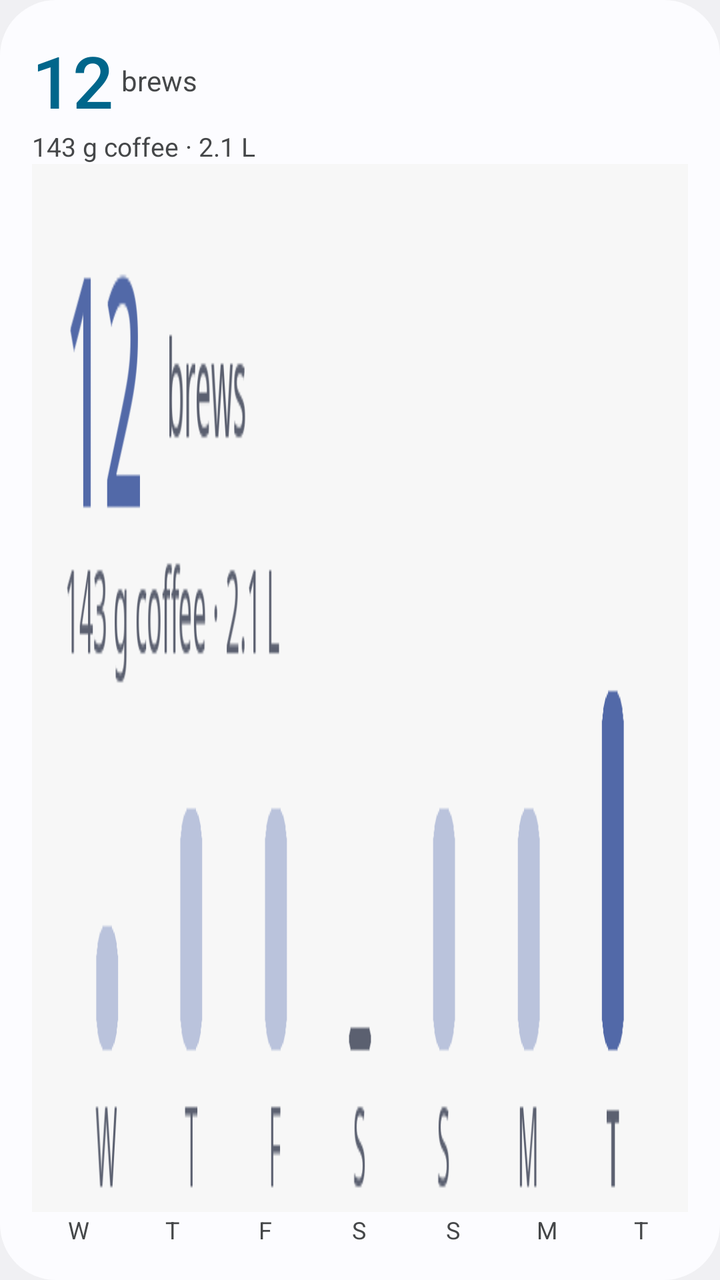
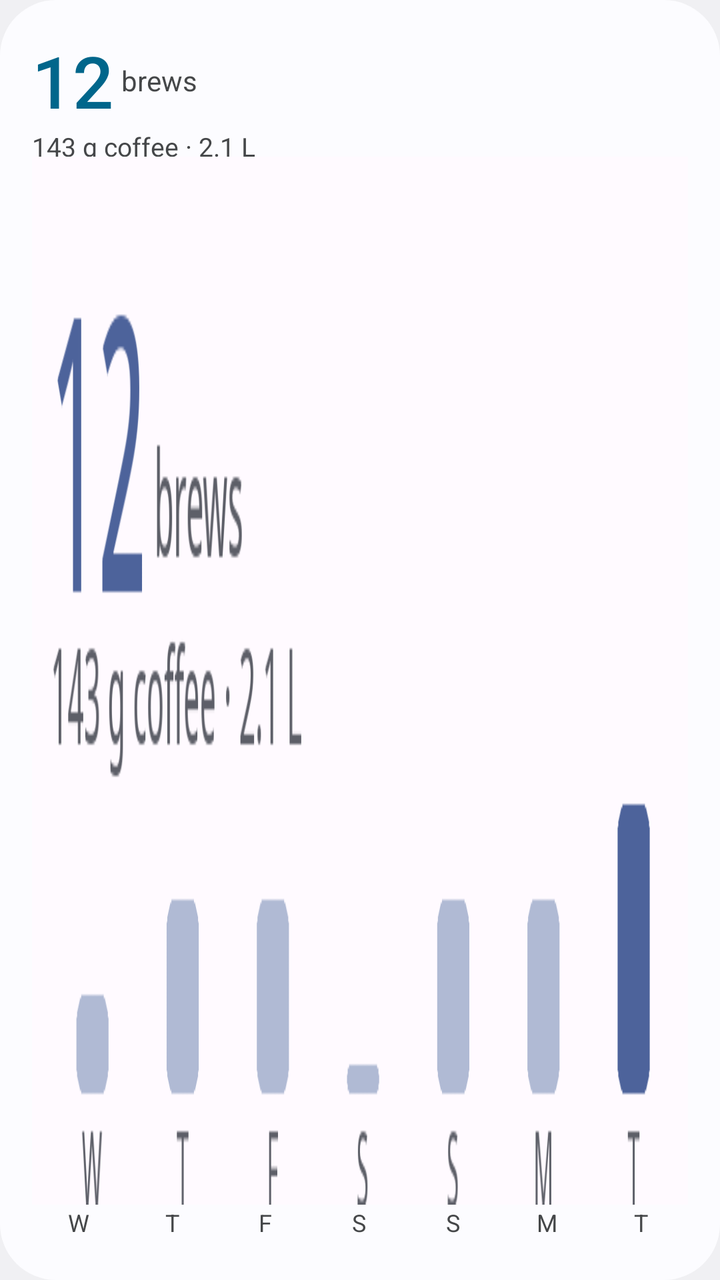

Screens rendered from an Android XML layout before and after an edit, with the pre-edit source and the edit as a unified diff.
<!-- AndroidManifest.xml: application theme Theme.App -->
<!-- res/layout/widget_week_preview.xml -->
<?xml version="1.0" encoding="utf-8"?>
<LinearLayout xmlns:android="http://schemas.android.com/apk/res/android" android:id="@android:id/background" android:layout_width="match_parent" android:layout_height="match_parent" android:background="@drawable/widget_brew_background" android:padding="16dp" android:orientation="vertical">
    <LinearLayout android:layout_width="match_parent" android:layout_height="wrap_content" android:gravity="center_vertical" android:orientation="horizontal"><TextView android:layout_width="wrap_content" android:layout_height="wrap_content" android:text="12" android:fontFamily="sans-serif-medium" android:textColor="@color/widget_hero_text" android:textSize="36sp"/><TextView android:layout_width="wrap_content" android:layout_height="wrap_content" android:layout_marginStart="4dp" android:text="@string/week_preview_count_unit" android:textColor="@color/widget_secondary_text" android:textSize="14sp"/></LinearLayout>
    <TextView android:layout_width="match_parent" android:layout_height="wrap_content" android:maxLines="1" android:singleLine="true" android:ellipsize="end" android:text="@string/week_preview_stats" android:textColor="@color/widget_secondary_text" android:textSize="13sp"/>
    <ImageView android:layout_width="match_parent" android:layout_height="0dp" android:layout_weight="1" android:src="@drawable/widget_week_preview_image" android:scaleType="fitXY"/>
    <LinearLayout android:layout_width="match_parent" android:layout_height="18dp" android:orientation="horizontal"><TextView style="@style/WeekDay" android:text="@string/week_preview_day_0"/><TextView style="@style/WeekDay" android:text="@string/week_preview_day_1"/><TextView style="@style/WeekDay" android:text="@string/week_preview_day_2"/><TextView style="@style/WeekDay" android:text="@string/week_preview_day_3"/><TextView style="@style/WeekDay" android:text="@string/week_preview_day_4"/><TextView style="@style/WeekDay" android:text="@string/week_preview_day_5"/><TextView style="@style/WeekDay" android:text="@string/week_preview_day_6"/></LinearLayout>
</LinearLayout>
<!-- resources referenced by this layout -->
<resources>
  <color name="widget_hero_text">@android:color/system_accent1_600</color>
  <color name="widget_secondary_text">@android:color/system_neutral1_700</color>
  <!-- drawable widget_brew_background (drawable) -->
  <?xml version="1.0" encoding="utf-8"?>
  <shape xmlns:android="http://schemas.android.com/apk/res/android" android:shape="rectangle">
      <solid android:color="@color/widget_background" />
      <corners android:radius="@android:dimen/system_app_widget_background_radius" />
  </shape>
  <!-- drawable widget_week_preview_image: png bitmap (drawable-night-nodpi, 14186 bytes) -->
  <string name="week_preview_count_unit">brews</string>
  <string name="week_preview_day_0">W</string>
  <string name="week_preview_day_1">T</string>
  <string name="week_preview_day_2">F</string>
  <string name="week_preview_day_3">S</string>
  <string name="week_preview_day_4">S</string>
  <string name="week_preview_day_5">M</string>
  <string name="week_preview_day_6">T</string>
  <string name="week_preview_stats" translatable="false">143 g coffee · 2.1 L</string>
  <style name="WeekDay">
          <item name="android:layout_width">0dp</item><item name="android:layout_height">match_parent</item><item name="android:layout_weight">1</item>
          <item name="android:gravity">center</item><item name="android:textColor">@color/widget_secondary_text</item><item name="android:textSize">12sp</item>
      </style>
  <style name="Theme.App" parent="android:Theme.DeviceDefault.Light.NoActionBar" />
  <color name="widget_background">@android:color/system_neutral1_10</color>
</resources>

<!-- the commit's change to res/layout/widget_week_preview.xml (unified diff, before → after) -->
@@ -2,6 +2,6 @@
 <LinearLayout xmlns:android="http://schemas.android.com/apk/res/android" android:id="@android:id/background" android:layout_width="match_parent" android:layout_height="match_parent" android:background="@drawable/widget_brew_background" android:padding="16dp" android:orientation="vertical">
     <LinearLayout android:layout_width="match_parent" android:layout_height="wrap_content" android:gravity="center_vertical" android:orientation="horizontal"><TextView android:layout_width="wrap_content" android:layout_height="wrap_content" android:text="12" android:fontFamily="sans-serif-medium" android:textColor="@color/widget_hero_text" android:textSize="36sp"/><TextView android:layout_width="wrap_content" android:layout_height="wrap_content" android:layout_marginStart="4dp" android:text="@string/week_preview_count_unit" android:textColor="@color/widget_secondary_text" android:textSize="14sp"/></LinearLayout>
     <TextView android:layout_width="match_parent" android:layout_height="wrap_content" android:maxLines="1" android:singleLine="true" android:ellipsize="end" android:text="@string/week_preview_stats" android:textColor="@color/widget_secondary_text" android:textSize="13sp"/>
-    <ImageView android:layout_width="match_parent" android:layout_height="0dp" android:layout_weight="1" android:src="@drawable/widget_week_preview_image" android:scaleType="fitXY"/>
+    <ImageView android:layout_width="match_parent" android:layout_height="0dp" android:layout_weight="1" android:layout_marginTop="-4dp" android:src="@drawable/widget_week_preview_image" android:scaleType="fitXY"/>
     <LinearLayout android:layout_width="match_parent" android:layout_height="18dp" android:orientation="horizontal"><TextView style="@style/WeekDay" android:text="@string/week_preview_day_0"/><TextView style="@style/WeekDay" android:text="@string/week_preview_day_1"/><TextView style="@style/WeekDay" android:text="@string/week_preview_day_2"/><TextView style="@style/WeekDay" android:text="@string/week_preview_day_3"/><TextView style="@style/WeekDay" android:text="@string/week_preview_day_4"/><TextView style="@style/WeekDay" android:text="@string/week_preview_day_5"/><TextView style="@style/WeekDay" android:text="@string/week_preview_day_6"/></LinearLayout>
 </LinearLayout>
<!-- resource entries referenced after the edit -->
@@ -8,7 +8,7 @@
       <solid android:color="@color/widget_background" />
       <corners android:radius="@android:dimen/system_app_widget_background_radius" />
   </shape>
-  <!-- drawable widget_week_preview_image: png bitmap (drawable-night-nodpi, 14186 bytes) -->
+  <!-- drawable widget_week_preview_image: png bitmap (drawable-night-nodpi, 16424 bytes) -->
   <string name="week_preview_count_unit">brews</string>
   <string name="week_preview_day_0">W</string>
   <string name="week_preview_day_1">T</string>
